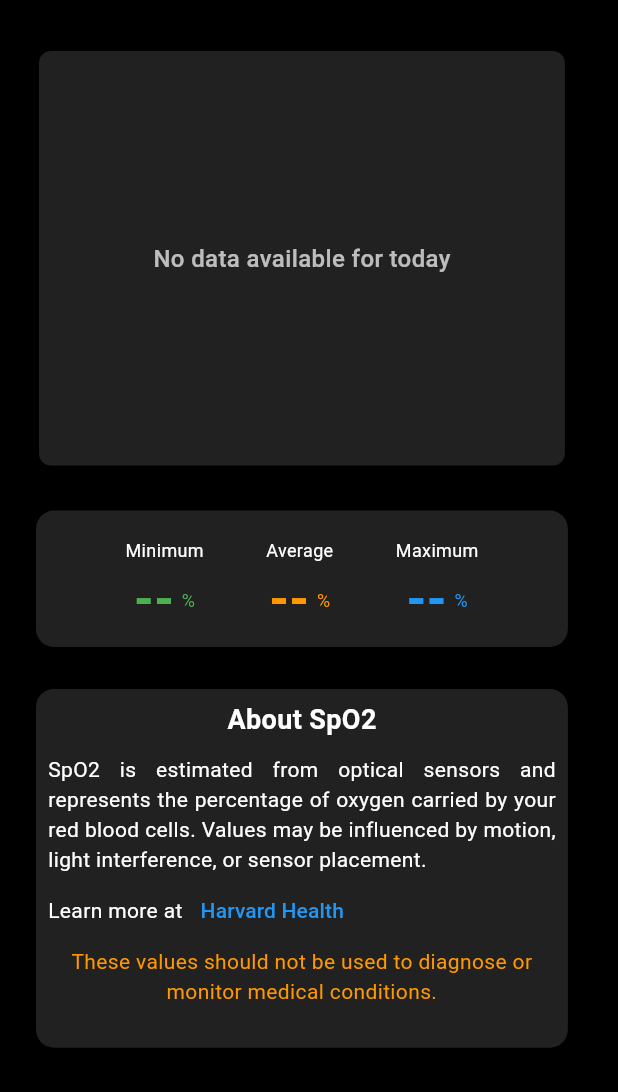
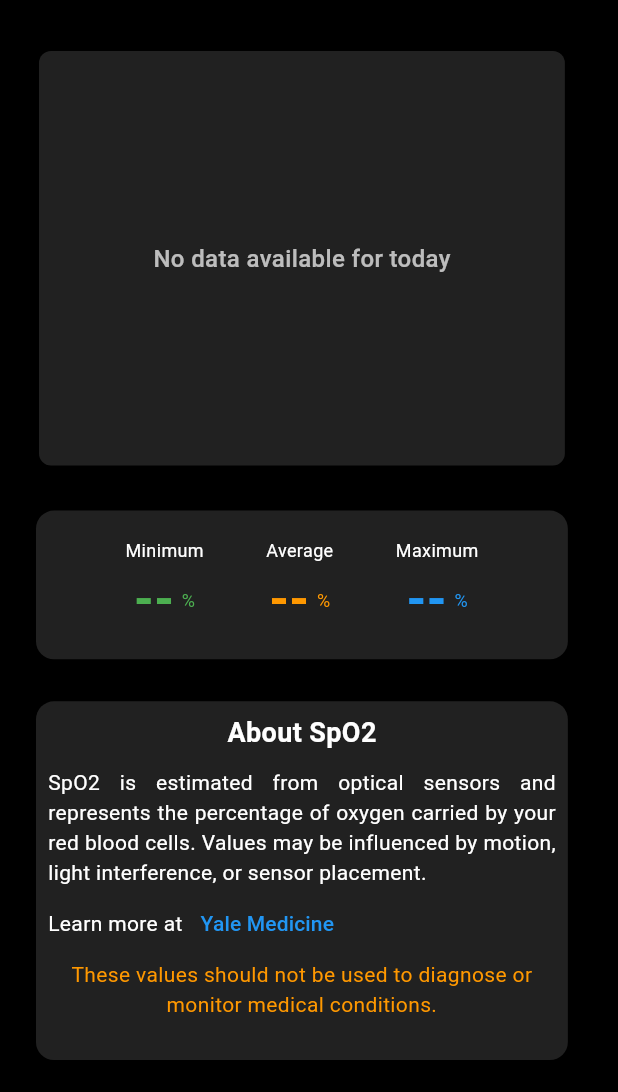
Before and after one commit to Protocentral/healthypi_move_flutter, a Flutter app: the ScrSPO2 screen opened directly, on a phone screen of 412 x 824 dp, the part 144-1236 px from its top. Run offline on Flutter 3.47's test engine with Material 3 defaults, Android fonts, the phone set to English and light mode, and no system bars; our stand-ins replace convert, csv, file_picker, fl_chart, flutter_blue_plus, flutter_spinkit and 7 more; missing offline and left inert: flutter_archive, mcumgr_flutter, signal_strength_indicator, simple_html_css, version; accounts and stored records are empty.

Commit message:
Added citations for trends

```diff
--- a/move/lib/screens/scr_activity.dart
+++ b/move/lib/screens/scr_activity.dart
@@ -492,9 +492,9 @@ class _ScrActivityState extends State<ScrActivity>
                       Text('Learn more at', style: hPi4Global.movecardSubValue1TextStyle),
                       TextButton(
                         onPressed: () {
-                          //launchURL("");
+                          launchURL("https://www.mayoclinic.org/healthy-lifestyle/fitness/in-depth/walking/art-20047880");
                         },
-                        child: Text('Harvard Health', style:TextStyle(
+                        child: Text('Mayo Clinic', style:TextStyle(
                           fontSize: 14,
                           color: Colors.blue,
                         )),
--- a/move/lib/screens/scr_hr.dart
+++ b/move/lib/screens/scr_hr.dart
@@ -395,7 +395,7 @@ class _ScrHRState extends State<ScrHR> with SingleTickerProviderStateMixin {
       mainAxisSize: MainAxisSize.min,
       children: [
         SizedBox(
-          height: SizeConfig.blockSizeVertical * 12,
+          height: SizeConfig.blockSizeVertical * 13,
           width: SizeConfig.blockSizeHorizontal * 88,
           child: Card(
             color: Colors.grey[900],
--- a/move/lib/screens/scr_spo2.dart
+++ b/move/lib/screens/scr_spo2.dart
@@ -407,7 +407,7 @@ class _ScrSPO2State extends State<ScrSPO2> with SingleTickerProviderStateMixin {
       mainAxisSize: MainAxisSize.min,
       children: [
         SizedBox(
-          height: SizeConfig.blockSizeVertical * 12,
+          height: SizeConfig.blockSizeVertical * 13,
           width: SizeConfig.blockSizeHorizontal * 88,
           child: Card(
             color: Colors.grey[900],
@@ -556,10 +556,10 @@ class _ScrSPO2State extends State<ScrSPO2> with SingleTickerProviderStateMixin {
                       ),
                       TextButton(
                         onPressed: () {
-                          //launchURL("");
+                          launchURL("https://www.yalemedicine.org/conditions/pulse-oximetry");
                         },
                         child: Text(
-                          'Harvard Health',
+                          'Yale Medicine',
                           style: TextStyle(fontSize: 14, color: Colors.blue),
                         ),
                       ),
--- a/move/pubspec.yaml
+++ b/move/pubspec.yaml
@@ -16,7 +16,7 @@ publish_to: 'none' # Remove this line if you wish to publish to pub.dev
 # https://developer.apple.com/library/archive/documentation/General/Reference/InfoPlistKeyReference/Articles/CoreFoundationKeys.html
 # In Windows, build-name is used as the major, minor, and patch parts
 # of the product and file versions while build-number is used as the build suffix.
-version: 1.2.3+54
+version: 1.2.4+55
 
 environment:
   sdk: ^3.7.0
```
Also changed, not shown: move/lib/screens/scr_skin_temp.dart (+5 -4 lines), 2 other files.
